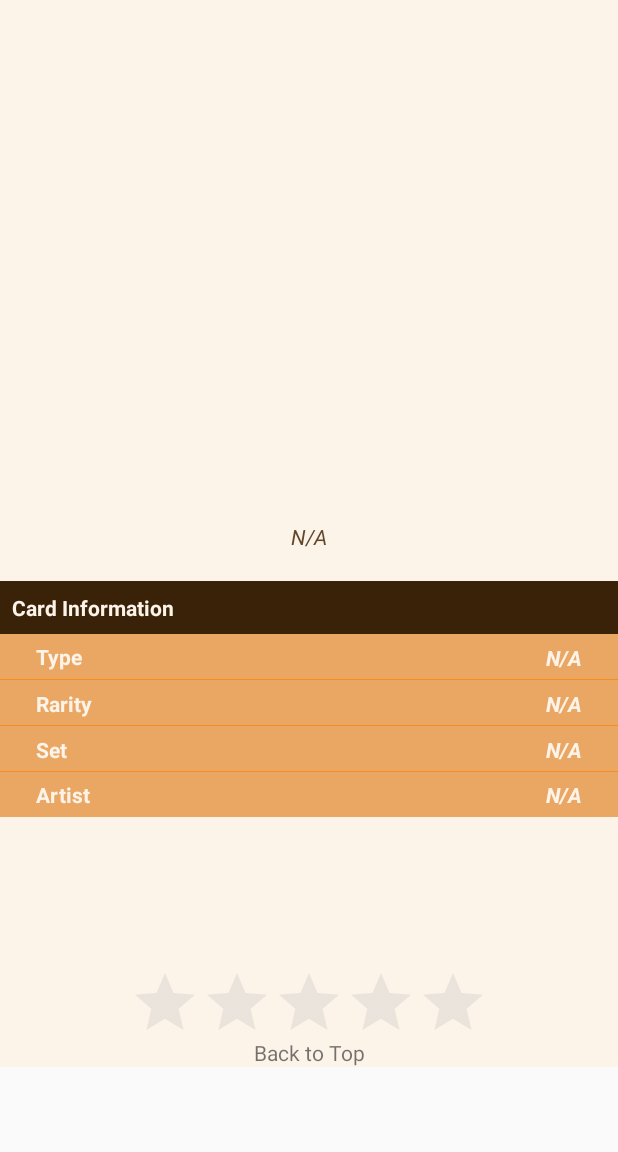
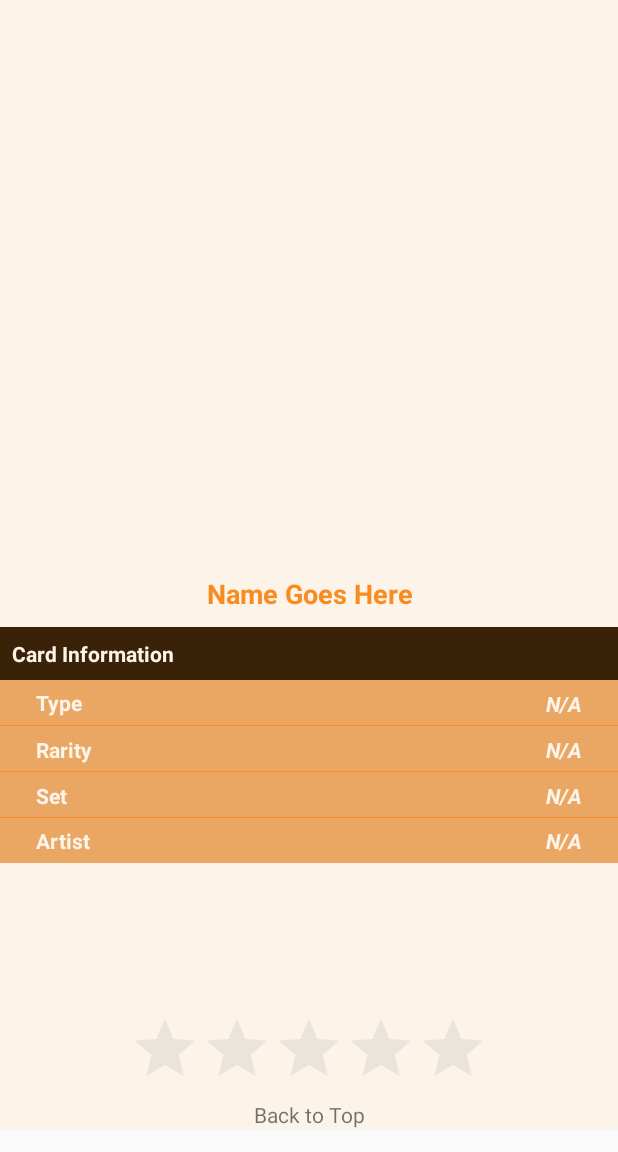
Before and after one commit to Venaseph/Hearthlopedia, an Android app: the CardActivity screen opened directly, with no data from a screen before it, on a phone screen of 412 x 824 dp, the part 84-1236 px from its top. Run offline under Robolectric (Android 15) with nearby library versions, the phone set to English and light mode, and no system bars; pictures from the network do not load; 10 statements that could not run were skipped.

Commit message:
header on cardpage fixed

```diff
--- a/app/src/main/java/com/venaseph/hearthlopedia/CardActivity.java
+++ b/app/src/main/java/com/venaseph/hearthlopedia/CardActivity.java
@@ -15,7 +15,7 @@ import pl.droidsonroids.gif.GifImageView;
 
 public class CardActivity extends AppCompatActivity {
     private Toolbar toolBar;
-    private TextView flavorTextView, rarityTextView, typeTextView, artistTextView, setTextView, costTextView, textTextView;
+    private TextView flavorTextView, rarityTextView, typeTextView, artistTextView, setTextView, nameTextView;
     private GifImageView cardImgView;
     private int key;
     private String name;
@@ -41,12 +41,11 @@ public class CardActivity extends AppCompatActivity {
         artistTextView = findViewById(R.id.artistTextView);
         setTextView = findViewById(R.id.setTextView);
         ratingBar = findViewById(R.id.ratingBar);
+        nameTextView = findViewById(R.id.nameTextView);
         name = card.getName();
 
         toolBarSetup();
         setCardValues();
-
-
 
         //set up Sharedprefs populate stars
         sharedPref = this.getSharedPreferences("com.venaseph.hearthlopedia", Context.MODE_PRIVATE);
@@ -70,6 +69,7 @@ public class CardActivity extends AppCompatActivity {
         if (card.getFlavor() != null) {
             flavorTextView.setText("\"" + card.getFlavor() + "\"");
         }
+        nameTextView.setText(card.getName());
         rarityTextView.setText(card.getRarity());
         typeTextView.setText(card.getType());
         artistTextView.setText(card.getArtist());
--- a/app/src/main/java/com/venaseph/hearthlopedia/RecyclerAdaptor.java
+++ b/app/src/main/java/com/venaseph/hearthlopedia/RecyclerAdaptor.java
@@ -74,9 +74,9 @@ public class RecyclerAdaptor extends RecyclerView.Adapter<RecyclerAdaptor.Custom
         }
 
         holder.cardCost.setText(cost);
-        if (card.getImg() != null) {
-            Glide.with(holder.cardImg.getContext()).load(card.getImg()).transition(DrawableTransitionOptions.withCrossFade()).into(holder.cardImg);
-        }
+        //Can't if-null conditional this, weird results
+        Glide.with(holder.cardImg.getContext()).load(card.getImg()).transition(DrawableTransitionOptions.withCrossFade()).into(holder.cardImg);
+
 
         //set up Sharedprefs populate stars
         holder.name = card.getName();
--- a/app/src/main/res/layout/activity_card.xml
+++ b/app/src/main/res/layout/activity_card.xml
@@ -1,10 +1,22 @@
 <?xml version="1.0" encoding="utf-8"?>
+<LinearLayout xmlns:android="http://schemas.android.com/apk/res/android"
+    xmlns:app="http://schemas.android.com/apk/res-auto"
+    android:layout_width="match_parent"
+    android:layout_height="match_parent"
+    android:orientation="vertical">
+
+    <android.support.v7.widget.Toolbar
+        android:id="@+id/toolbar"
+        android:layout_width="match_parent"
+        android:layout_height="56dp"
+        android:background="@color/colorPrimary" />
 
 <ScrollView xmlns:android="http://schemas.android.com/apk/res/android"
     xmlns:app="http://schemas.android.com/apk/res-auto"
     xmlns:tools="http://schemas.android.com/tools"
     android:layout_width="match_parent"
     android:layout_height="match_parent"
+    android:id="@+id/scrollView"
     tools:context=".CardActivity">
 
 <android.support.constraint.ConstraintLayout xmlns:android="http://schemas.android.com/apk/res/android"
@@ -15,21 +27,16 @@
     android:background="@color/colorBack"
     tools:context="com.venaseph.hearthlopedia.CardActivity">
 
-    <android.support.v7.widget.Toolbar
-        android:id="@+id/toolbar"
-        android:layout_width="match_parent"
-        android:layout_height="56dp"
-        android:background="@color/colorPrimary" />
-
     <pl.droidsonroids.gif.GifImageView
         android:id="@+id/cardImgView"
         android:layout_width="294dp"
         android:layout_height="340dp"
         android:layout_marginEnd="8dp"
         android:layout_marginStart="8dp"
+        android:layout_marginTop="8dp"
         app:layout_constraintEnd_toEndOf="parent"
         app:layout_constraintStart_toStartOf="parent"
-        app:layout_constraintTop_toBottomOf="@+id/toolbar" />
+        app:layout_constraintTop_toTopOf="parent" />
 
     <TextView
         android:id="@+id/flavorTextView"
@@ -38,7 +45,6 @@
         android:layout_marginEnd="25dp"
         android:layout_marginStart="25dp"
         android:layout_marginTop="8dp"
-        android:text="@string/notAvail"
         android:textAlignment="center"
         android:textColor="@color/colorPrimary"
         android:textStyle="italic"
@@ -62,11 +68,11 @@
         android:id="@+id/infoBarTextView"
         android:layout_width="0dp"
         android:layout_height="35dp"
-        android:layout_marginTop="20dp"
+        android:layout_marginTop="10dp"
         android:background="@color/colorPrimaryDark"
         app:layout_constraintEnd_toEndOf="parent"
         app:layout_constraintStart_toStartOf="parent"
-        app:layout_constraintTop_toBottomOf="@+id/flavorTextView" />
+        app:layout_constraintTop_toBottomOf="@+id/nameTextView" />
 
     <TextView
         android:id="@+id/typeBarTextView"
@@ -140,7 +146,7 @@
         android:layout_height="wrap_content"
         android:layout_marginEnd="8dp"
         android:layout_marginStart="8dp"
-        android:layout_marginTop="692dp"
+        android:layout_marginTop="725dp"
         android:text="Back to Top"
         app:layout_constraintEnd_toEndOf="parent"
         app:layout_constraintStart_toStartOf="parent"
@@ -272,8 +278,26 @@
         app:layout_constraintEnd_toEndOf="@+id/raceBarTextView"
         app:layout_constraintTop_toTopOf="@+id/raceBarTextView" />
 
+    <TextView
+        android:id="@+id/nameTextView"
+        android:layout_width="0dp"
+        android:layout_height="wrap_content"
+        android:layout_marginEnd="8dp"
+        android:layout_marginStart="8dp"
+        android:layout_marginTop="8dp"
+        android:text="Name Goes Here"
+        android:textAlignment="center"
+        android:textColor="@color/seperBarColor"
+        android:textSize="18sp"
+        android:textStyle="bold"
+        app:layout_constraintEnd_toEndOf="parent"
+        app:layout_constraintHorizontal_bias="0.0"
+        app:layout_constraintStart_toStartOf="parent"
+        app:layout_constraintTop_toBottomOf="@+id/flavorTextView" />
 
 
 </android.support.constraint.ConstraintLayout>
 
 </ScrollView>
+
+</LinearLayout>
```
